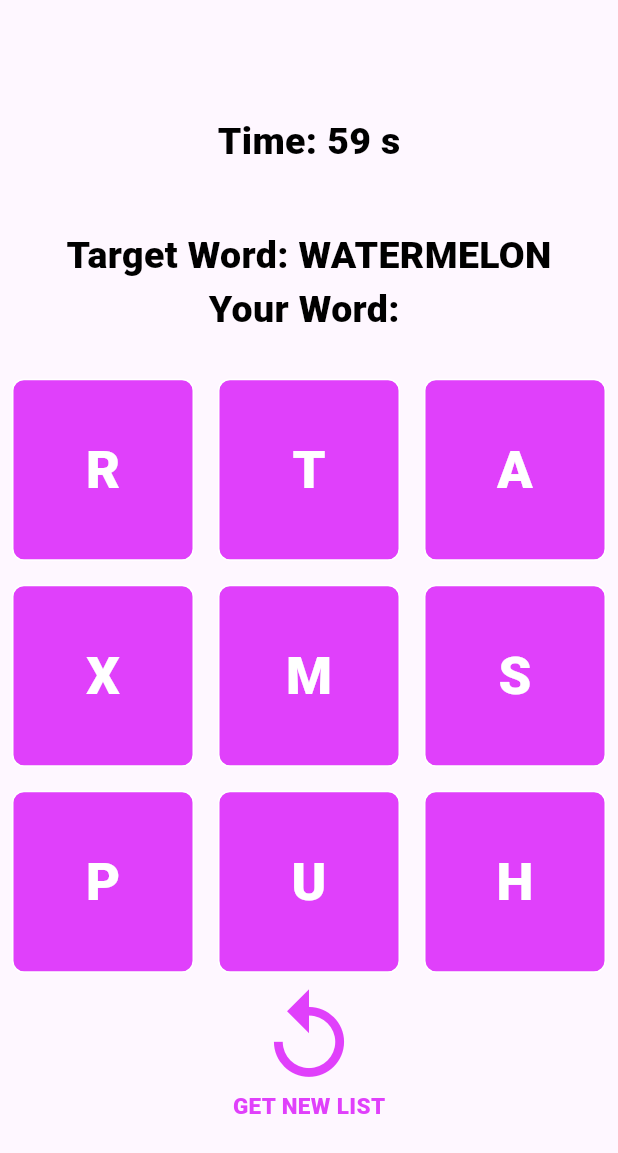
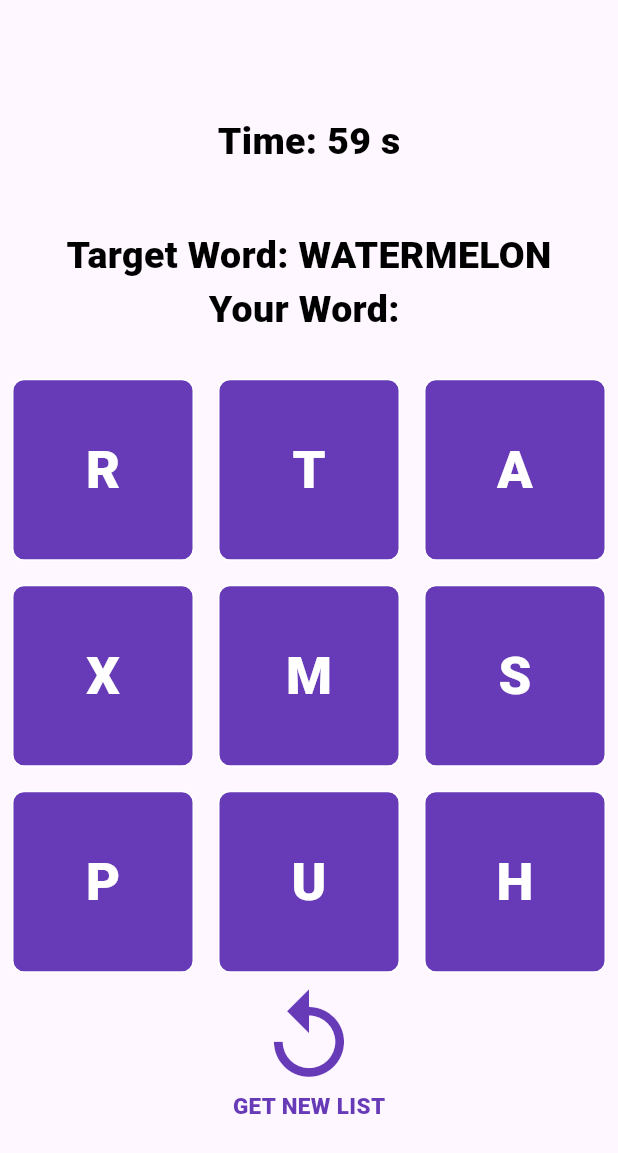
Before and after one commit to CMPN-CODECELL/Syrus-2024-Web2-KhanaKhazaana, a Flutter app: the screen it shows once a user with an empty profile is signed in, after a tap on "Game 2", on a phone screen of 412 x 824 dp. Shown: the top 1153 px of the screen. Run offline on Flutter 3.47's test engine with Material 3 defaults, Android fonts, the phone set to English and light mode, and no system bars; our stand-ins replace audioplayers, cloud_firestore, contacts_service, firebase_auth, firebase_core, firebase_storage and 8 more; missing offline and left inert: record; accounts and stored records are empty; network calls fail; Roboto replaces fonts that are missing (CabinSketch).

Commit message:
twelfth commit

```diff
--- /dev/null
+++ b/devtools_options.yaml
@@ -0,0 +1 @@
+extensions:
--- a/lib/games/secondGame.dart
+++ b/lib/games/secondGame.dart
@@ -232,7 +232,7 @@ class _LetterClickGameScreenState extends State<LetterClickGameScreen> {
                   onTap: () => _onLetterClicked(letter),
                   child: Container(
                     decoration: BoxDecoration(
-                      color: Colors.purpleAccent, // Change color
+                      color: Colors.deepPurple, // Change color
                       border:
                           Border.all(color: Colors.white), // Add border color
                       borderRadius: BorderRadius.circular(8),
@@ -259,11 +259,11 @@ class _LetterClickGameScreenState extends State<LetterClickGameScreen> {
                   Icon(
                     Icons.replay,
                     size: 70,
-                    color: Colors.purpleAccent, // Change icon color
+                    color: Colors.deepPurple, // Change icon color
                   ),
                   Text('GET NEW LIST',
                       style: TextStyle(
-                          color: Colors.purpleAccent,
+                          color: Colors.deepPurple,
                           fontSize: 15,
                           fontWeight: FontWeight.w900,
                           fontFamily: 'CabinSketch')), // Change text color
--- a/lib/pages/personal_info.dart
+++ b/lib/pages/personal_info.dart
@@ -1,11 +1,12 @@
 import 'package:flutter/material.dart';
+import 'package:syrus24/models/user_model.dart';
 
-import '../widgets/user_info_widget.dart';
 import '../widgets/user_profile_image.dart';
 
 class Personal_Info extends StatelessWidget {
   final Size size;
-  const Personal_Info({super.key, required this.size});
+  final ModelUser user;
+  const Personal_Info({super.key, required this.user, required this.size});
 
   @override
   Widget build(BuildContext context) {
@@ -13,8 +14,8 @@ class Personal_Info extends StatelessWidget {
       child: Container(
         width: double.infinity,
         decoration: BoxDecoration(
-            color: Colors.deepPurple[600],
-            borderRadius: BorderRadius.circular(12)),
+            color: Colors.deepPurple[400],
+            borderRadius: BorderRadius.circular(30)),
         padding: EdgeInsets.all(12),
         child: Row(
           mainAxisAlignment: MainAxisAlignment.spaceEvenly,
@@ -28,4 +29,57 @@ class Personal_Info extends StatelessWidget {
       ),
     );
   }
+
+  Padding buildUserInfo() {
+    return Padding(
+      padding: const EdgeInsets.all(12.0),
+      child: Column(
+        crossAxisAlignment: CrossAxisAlignment.start,
+        children: [
+          Text(
+            user.username,
+            style: TextStyle(
+              color: Colors.white,
+              fontWeight: FontWeight.bold,
+              fontSize: 22,
+            ),
+          ),
+          SizedBox(height: 8),
+          Text(
+            "Age: 70",
+            style: TextStyle(
+              color: Colors.white,
+              fontSize: 16,
+            ),
+          ),
+          SizedBox(height: 5),
+          Text(
+            "Address : ${user.flatnumber} ${user.buildingName} ${user.city}",
+            style: TextStyle(
+              color: Colors.white,
+              fontSize: 16,
+            ),
+          ),
+          SizedBox(height: 5),
+          Text(
+            "Phone : ${user.phoneNumber}",
+            style: TextStyle(
+              color: Colors.white,
+              fontSize: 16,
+            ),
+          ),
+          SizedBox(height: 5),
+          Text(
+            "Emergency Contact: Jane Doe (+1 (555) 987-6543)",
+            style: TextStyle(
+              color: Colors.white,
+              fontSize: 16,
+            ),
+          ),
+          SizedBox(height: 8),
+          // Additional medical information can be added here
+        ],
+      ),
+    );
+  }
 }
--- a/lib/pages/sliding_cards.dart
+++ b/lib/pages/sliding_cards.dart
@@ -1,10 +1,10 @@
 import 'dart:math' as math;
+
 import 'package:flutter/material.dart';
+
 import 'CardDetailsPage.dart';
 import 'card_content.dart';
 import 'card_model.dart';
-
-
 
 class SlidingCardsView extends StatefulWidget {
   const SlidingCardsView({Key? key}) : super(key: key);
@@ -30,7 +30,9 @@ class _SlidingCardsViewState extends State<SlidingCardsView> {
 
   @override
   Widget build(BuildContext context) {
-    return SizedBox(
+    return Padding(
+      padding: const EdgeInsets.all(8.0),
+      child: SizedBox(
         height: MediaQuery.of(context).size.height * 0.55,
         child: PageView.builder(
           clipBehavior: Clip.none,
@@ -69,7 +71,8 @@ class _SlidingCardsViewState extends State<SlidingCardsView> {
                     offset: Offset(-32 * gauss * pageOffset.sign, 0),
                     child: Container(
                       clipBehavior: Clip.none,
-                    margin: const EdgeInsets.only(left: 8, right: 8, bottom: 24),
+                      margin:
+                          const EdgeInsets.only(left: 8, right: 8, bottom: 24),
                       decoration: BoxDecoration(
                         color: Colors.white,
                         borderRadius: BorderRadius.circular(32),
@@ -115,6 +118,7 @@ class _SlidingCardsViewState extends State<SlidingCardsView> {
             );
           },
         ),
+      ),
     );
   }
 }
--- a/lib/screens/doctorScreen.dart
+++ b/lib/screens/doctorScreen.dart
@@ -177,7 +177,7 @@ class _MyDoctorScreenState extends State<MyDoctorScreen> {
                 children: [
                   Column(
                     children: [
-                      (user.doctorPhoto.isEmpty)
+                      (!user.doctorPhoto.isEmpty)
                           ? Padding(
                               padding: const EdgeInsets.all(8.0),
                               child: CircleAvatar(
--- a/lib/screens/essentials/essentialsScreen.dart
+++ b/lib/screens/essentials/essentialsScreen.dart
@@ -72,29 +72,39 @@ class _EssentialScreenState extends State<EssentialScreen> {
   Widget build(BuildContext context) {
     Size size = MediaQuery.of(context).size;
     return Container(
+      decoration: BoxDecoration(
         color: Colors.deepPurple[200],
+      ),
       child: Padding(
-        padding: EdgeInsets.all(25.0),
+        padding: EdgeInsets.all(15.0),
         child: ListView(
           children: [
-            //greetings row
+            Column(
+              children: [
                 Row(
                   mainAxisAlignment: MainAxisAlignment.spaceBetween,
                   children: [
                     Column(
                       crossAxisAlignment: CrossAxisAlignment.start,
                       children: [
-                    Text(
-                      'Hi, Parth!',
+                        Padding(
+                          padding: const EdgeInsets.symmetric(horizontal: 8.0),
+                          child: Text(
+                            'Hi, ${user.username}!',
                             style: TextStyle(
                                 color: Colors.white,
                                 fontSize: 24,
                                 fontWeight: FontWeight.bold),
                           ),
+                        ),
                         SizedBox(
                           height: 8,
                         ),
-                    Text('23 Jan,2021', style: TextStyle(color: Colors.white))
+                        Padding(
+                          padding: const EdgeInsets.all(8.0),
+                          child: Text('23 Jan,2021',
+                              style: TextStyle(color: Colors.white)),
+                        )
                       ],
                     ),
                     //notification
@@ -118,26 +128,22 @@ class _EssentialScreenState extends State<EssentialScreen> {
                     )
                   ],
                 ),
-            SizedBox(
-              height: 25,
-            ),
-            //search bar
                 Container(
                   height: 100,
-              child: ListView(
-                scrollDirection: Axis.horizontal,
+                  margin: EdgeInsets.all(10),
+                  child: Row(
                     children: [
-                  GestureDetector(
+                      Expanded(
+                        child: GestureDetector(
                           onTap: () {
-                      Navigator.pushNamed(context, FirstGameScreen.routeName);
+                            Navigator.pushNamed(
+                                context, FirstGameScreen.routeName);
                           },
                           child: Container(
-                      margin: EdgeInsets.all(10),
-                      width: 200,
                             decoration: BoxDecoration(
                                 color: Colors.deepPurple[600],
                                 borderRadius: BorderRadius.circular(12)),
-                      padding: EdgeInsets.all(12),
+                            margin: EdgeInsets.only(right: 5),
                             child: Center(
                                 child: Text(
                               'Game 1',
@@ -145,18 +151,18 @@ class _EssentialScreenState extends State<EssentialScreen> {
                             )),
                           ),
                         ),
-                  GestureDetector(
+                      ),
+                      Expanded(
+                        child: GestureDetector(
                           onTap: () {
                             Navigator.pushNamed(
                                 context, LetterClickGameScreen.routeName);
                           },
                           child: Container(
-                      margin: EdgeInsets.all(10),
-                      width: 200,
+                            margin: EdgeInsets.only(left: 5),
                             decoration: BoxDecoration(
                                 color: Colors.deepPurple[600],
                                 borderRadius: BorderRadius.circular(12)),
-                      padding: EdgeInsets.all(12),
                             child: Center(
                                 child: Text(
                               'Game 2',
@@ -164,24 +170,35 @@ class _EssentialScreenState extends State<EssentialScreen> {
                             )),
                           ),
                         ),
+                      ),
                     ],
                   ),
                 ),
-
                 SizedBox(
-              height: 25,
+                  height: 5,
+                ),
+              ],
             ),
 
+            //search bar
+
             //How do you feel
+            Padding(
+              padding: const EdgeInsets.all(8.0),
+              child: Column(
+                children: [
                   Row(
                     mainAxisAlignment: MainAxisAlignment.spaceBetween,
                     children: [
-                Text(
+                      Padding(
+                        padding: const EdgeInsets.all(8.0),
+                        child: Text(
                           'How do you feel?',
                           style: TextStyle(
                               color: Colors.white,
                               fontSize: 18,
                               fontWeight: FontWeight.bold),
+                        ),
                       ),
                       Icon(
                         Icons.more_horiz,
@@ -246,10 +263,14 @@ class _EssentialScreenState extends State<EssentialScreen> {
                       ),
                     ],
                   ),
+                ],
+              ),
+            ),
+
             SizedBox(
               height: 24,
             ),
-            Personal_Info(size: size),
+            Personal_Info(size: size, user: user),
             buildUserEvents(size),
             GalleryScreen()
           ],
--- a/lib/screens/home/HomeScreen.dart
+++ b/lib/screens/home/HomeScreen.dart
@@ -102,6 +102,7 @@ class _HomeScreenState extends State<HomeScreen> {
   Widget build(BuildContext context) {
     return Scaffold(
       appBar: AppBar(
+        automaticallyImplyLeading: false,
         actions: [
           IconButton(
               onPressed: () {
--- a/lib/widgets/postCard.dart
+++ b/lib/widgets/postCard.dart
@@ -51,8 +51,7 @@ class _PostCardState extends State<PostCard> {
                 decoration: BoxDecoration(
                     borderRadius: BorderRadius.all(Radius.circular(25)),
                     image: DecorationImage(
-                        image: NetworkImage(
-                            'https://randomuser.me/api/portraits/lego/5.jpg'),
+                        image: NetworkImage(widget.snap['postUrl']),
                         // image: NetworkImage(widget.snap['postUrl']),
                         fit: BoxFit.fitWidth)),
               ),
--- a/lib/widgets/user_info_widget.dart
+++ b/lib/widgets/user_info_widget.dart
@@ -22,7 +22,7 @@ Padding buildUserInfo() {
             fontSize: 16,
           ),
         ),
-        SizedBox(height: 4),
+        SizedBox(height: 5),
         Text(
           "Address: 1234 Memory Lane, Alzheimer's City",
           style: TextStyle(
@@ -30,7 +30,7 @@ Padding buildUserInfo() {
             fontSize: 16,
           ),
         ),
-        SizedBox(height: 4),
+        SizedBox(height: 5),
         Text(
           "Contact: +1 (555) 123-4567",
           style: TextStyle(
@@ -38,7 +38,7 @@ Padding buildUserInfo() {
             fontSize: 16,
           ),
         ),
-        SizedBox(height: 4),
+        SizedBox(height: 5),
         Text(
           "Emergency Contact: Jane Doe (+1 (555) 987-6543)",
           style: TextStyle(
```
Lines whose indentation alone changed are shown as unchanged.
